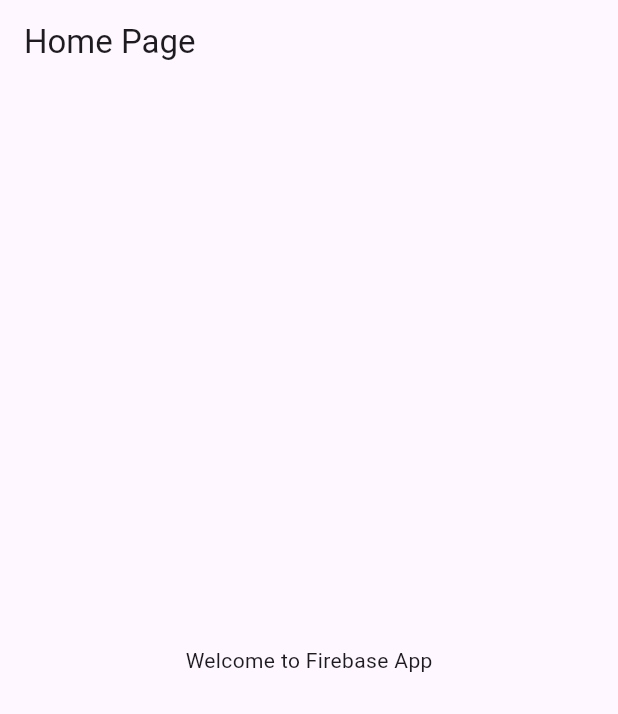
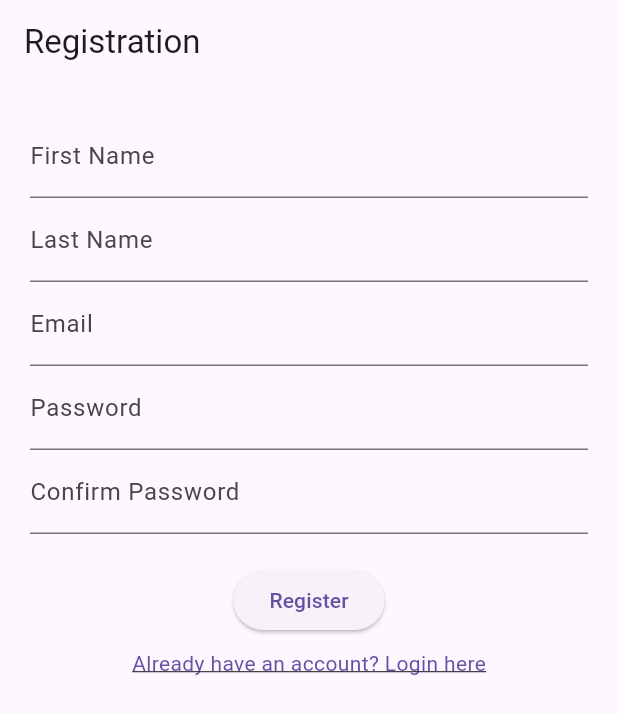
Before and after one commit to etadesse2/Artfolio, a Flutter app: the screen it shows after launch, on a phone screen of 412 x 824 dp. Shown: the top 714 px of the screen. Run offline on Flutter 3.47's test engine with Material 3 defaults, Android fonts, the phone set to English and light mode, and no system bars; our stand-ins replace firebase_auth, firebase_core, fluttertoast; accounts and stored records are empty.

Commit message:
account creation and authentification

```diff
--- a/artfolio/lib/login.dart
+++ b/artfolio/lib/login.dart
@@ -0,0 +1,81 @@
+import 'package:flutter/material.dart';
+import 'package:firebase_auth/firebase_auth.dart';
+import 'package:fluttertoast/fluttertoast.dart';
+import 'home_screen.dart'; // Ensure you have this file in your project
+
+class LoginScreen extends StatefulWidget {
+  @override
+  _LoginScreenState createState() => _LoginScreenState();
+}
+
+class _LoginScreenState extends State<LoginScreen> {
+  final _auth = FirebaseAuth.instance;
+  final _formKey = GlobalKey<FormState>();
+
+  String email = '';
+  String password = '';
+
+  void signInUser() async {
+    if (_formKey.currentState!.validate()) {
+      try {
+        UserCredential userCredential = await _auth.signInWithEmailAndPassword(
+          email: email,
+          password: password,
+        );
+        // User signed in successfully
+        Fluttertoast.showToast(msg: 'Login successful');
+
+        // Navigate to the Home Screen
+        Navigator.of(context).pushReplacement(
+          MaterialPageRoute(builder: (context) => HomeScreen()),
+        );
+      } catch (e) {
+        Fluttertoast.showToast(msg: e.toString());
+        // Handle errors here, such as wrong password or no user found
+      }
+    }
+  }
+
+  @override
+  Widget build(BuildContext context) {
+    return Scaffold(
+      appBar: AppBar(title: Text("Login")),
+      body: Container(
+        padding: EdgeInsets.all(20.0),
+        child: Form(
+          key: _formKey,
+          child: Column(
+            children: <Widget>[
+              TextFormField(
+                onChanged: (value) => email = value,
+                decoration: InputDecoration(labelText: 'Email'),
+                validator: (value) {
+                  if (value!.isEmpty || !value.contains('@')) {
+                    return 'Please enter a valid email';
+                  }
+                  return null;
+                },
+              ),
+              TextFormField(
+                onChanged: (value) => password = value,
+                obscureText: true,
+                decoration: InputDecoration(labelText: 'Password'),
+                validator: (value) {
+                  if (value!.isEmpty || value.length < 6) {
+                    return 'Password must be at least 6 characters';
+                  }
+                  return null;
+                },
+              ),
+              SizedBox(height: 20),
+              ElevatedButton(
+                onPressed: signInUser,
+                child: Text('Login'),
+              ),
+            ],
+          ),
+        ),
+      ),
+    );
+  }
+}
--- a/artfolio/lib/main.dart
+++ b/artfolio/lib/main.dart
@@ -1,3 +1,4 @@
+import 'package:artfolio/registration.dart';
 import 'package:flutter/material.dart';
 import 'package:firebase_core/firebase_core.dart';
 import 'firebase_options.dart';
@@ -20,7 +21,7 @@ class MyApp extends StatelessWidget {
       theme: ThemeData(
         primarySwatch: Colors.blue,
       ),
-      home: MyHomePage(),
+      home: RegistrationScreen(),
     );
   }
 }
--- a/artfolio/lib/registration.dart
+++ b/artfolio/lib/registration.dart
@@ -0,0 +1,139 @@
+import 'package:flutter/material.dart';
+import 'package:firebase_auth/firebase_auth.dart';
+import 'package:fluttertoast/fluttertoast.dart';
+import 'login.dart';
+
+class RegistrationScreen extends StatefulWidget {
+  @override
+  _RegistrationScreenState createState() => _RegistrationScreenState();
+}
+
+class _RegistrationScreenState extends State<RegistrationScreen> {
+  final _auth = FirebaseAuth.instance;
+  final _formKey = GlobalKey<FormState>();
+
+  final TextEditingController _firstNameController = TextEditingController();
+  final TextEditingController _lastNameController = TextEditingController();
+  final TextEditingController _emailController = TextEditingController();
+  final TextEditingController _passwordController = TextEditingController();
+  final TextEditingController _confirmPasswordController =
+      TextEditingController();
+
+  void registerUser() async {
+    if (_formKey.currentState!.validate()) {
+      try {
+        UserCredential userCredential =
+            await _auth.createUserWithEmailAndPassword(
+          email: _emailController.text,
+          password: _passwordController.text,
+        );
+        // User registered successfully
+        Fluttertoast.showToast(msg: 'User registered successfully');
+        Navigator.of(context).pushReplacement(
+          MaterialPageRoute(builder: (context) => LoginScreen()),
+        );
+      } catch (e) {
+        Fluttertoast.showToast(msg: e.toString());
+      }
+    }
+  }
+
+  @override
+  Widget build(BuildContext context) {
+    return Scaffold(
+      appBar: AppBar(title: Text("Registration")),
+      body: Container(
+        padding: EdgeInsets.all(20.0),
+        child: Form(
+          key: _formKey,
+          child: SingleChildScrollView(
+            child: Column(
+              children: <Widget>[
+                TextFormField(
+                  controller: _firstNameController,
+                  decoration: InputDecoration(labelText: 'First Name'),
+                  validator: (value) {
+                    if (value!.isEmpty) {
+                      return 'Please enter your first name';
+                    }
+                    return null;
+                  },
+                ),
+                TextFormField(
+                  controller: _lastNameController,
+                  decoration: InputDecoration(labelText: 'Last Name'),
+                  validator: (value) {
+                    if (value!.isEmpty) {
+                      return 'Please enter your last name';
+                    }
+                    return null;
+                  },
+                ),
+                TextFormField(
+                  controller: _emailController,
+                  decoration: InputDecoration(labelText: 'Email'),
+                  validator: (value) {
+                    if (value!.isEmpty || !value.contains('@')) {
+                      return 'Please enter a valid email';
+                    }
+                    return null;
+                  },
+                ),
+                TextFormField(
+                  controller: _passwordController,
+                  obscureText: true,
+                  decoration: InputDecoration(labelText: 'Password'),
+                  validator: (value) {
+                    if (value!.isEmpty || value.length < 6) {
+                      return 'Password must be at least 6 characters';
+                    }
+                    return null;
+                  },
+                ),
+                TextFormField(
+                  controller: _confirmPasswordController,
+                  obscureText: true,
+                  decoration: InputDecoration(labelText: 'Confirm Password'),
+                  validator: (value) {
+                    if (value!.isEmpty || value != _passwordController.text) {
+                      return 'Passwords do not match';
+                    }
+                    return null;
+                  },
+                ),
+                SizedBox(height: 20),
+                ElevatedButton(
+                  onPressed: registerUser,
+                  child: Text('Register'),
+                ),
+                SizedBox(height: 8),
+                GestureDetector(
+                  onTap: () {
+                    Navigator.of(context).pushReplacement(
+                      MaterialPageRoute(builder: (context) => LoginScreen()),
+                    );
+                  },
+                  child: Text('Already have an account? Login here',
+                      style: TextStyle(
+                        color: Theme.of(context).primaryColor,
+                        decoration: TextDecoration.underline,
+                      )),
+                ),
+              ],
+            ),
+          ),
+        ),
+      ),
+    );
+  }
+
+  @override
+  void dispose() {
+    _firstNameController.dispose();
+    _lastNameController.dispose();
+    _emailController.dispose();
+    _passwordController.dispose();
+    _confirmPasswordController.dispose();
+    super.dispose();
+  }
+}
--- a/artfolio/pubspec.yaml
+++ b/artfolio/pubspec.yaml
@@ -36,6 +36,8 @@ dependencies:
   # Use with the CupertinoIcons class for iOS style icons.
   cupertino_icons: ^1.0.6
   firebase_core: ^2.30.0
+  firebase_auth: ^4.19.2
+  fluttertoast: ^8.2.5
 
 dev_dependencies:
   flutter_test:
```
Also changed, not shown: artfolio/lib/home_screen.dart (+15 -0 lines), artfolio/pubspec.lock, 3 other files.
